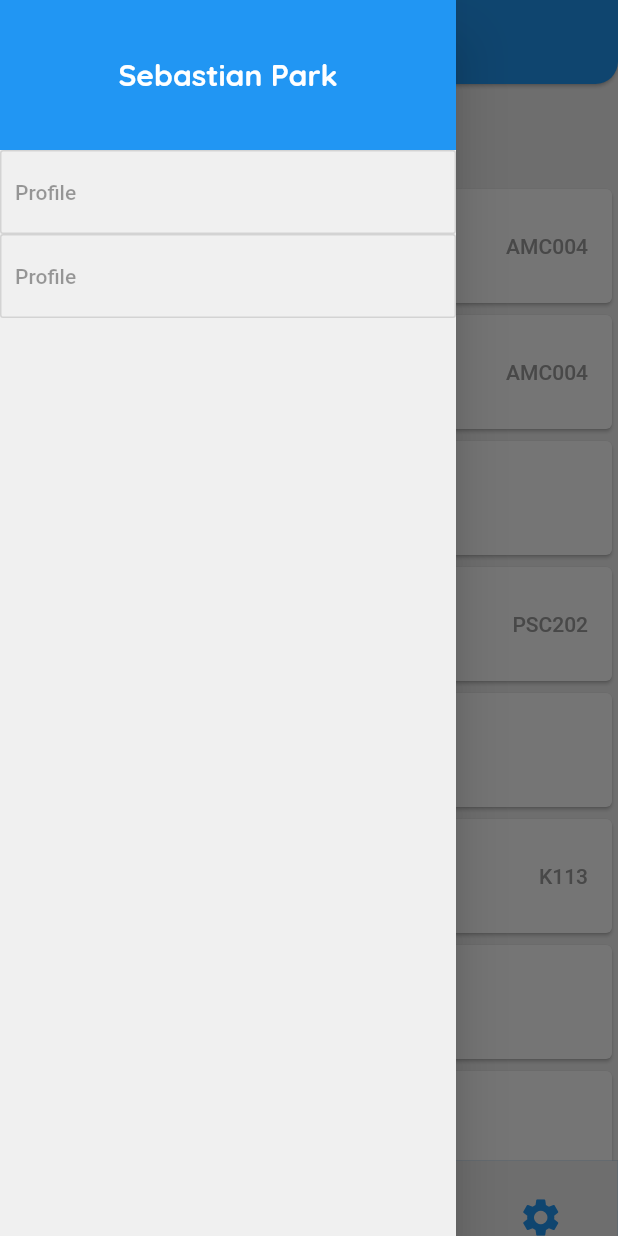
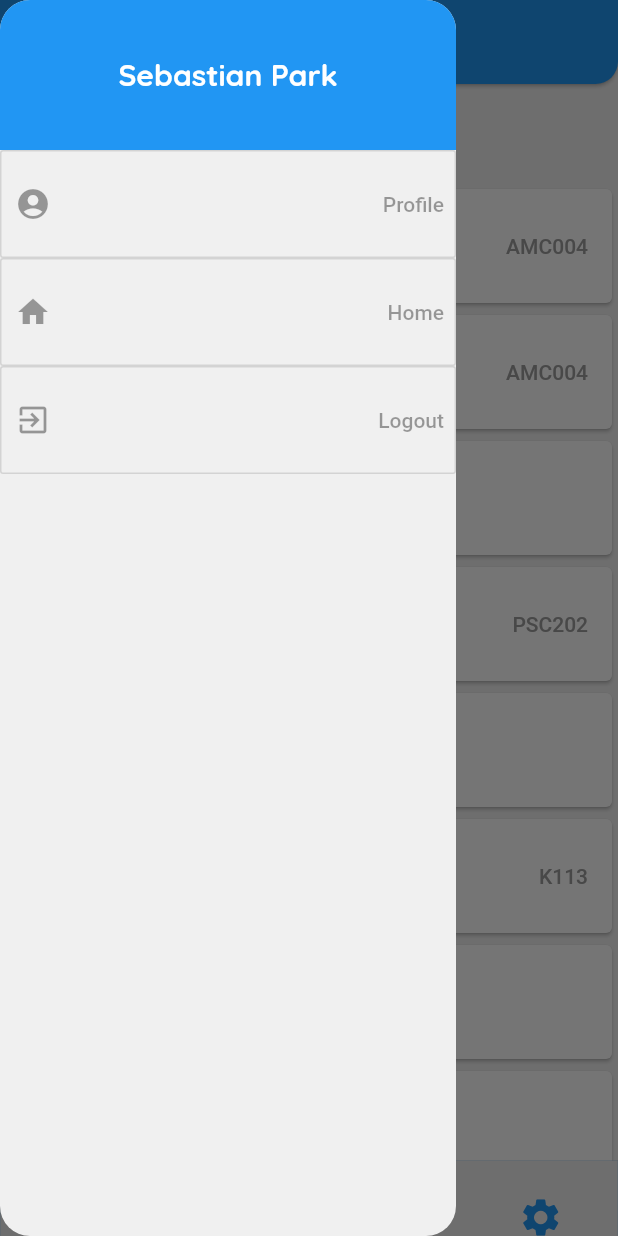
Before and after one commit to Seb-Park/My-Milton-App, a Flutter app: the screen it shows after launch, with the side drawer open, on a phone screen of 412 x 824 dp. Run offline on Flutter 3.47's test engine with Material 2 defaults, Android fonts, the phone set to English and light mode, and no system bars; drawn by our look-alikes of curved_navigation_bar; our stand-ins replace google_fonts.

Commit message:
Edit drawer.

```diff
--- a/my_milton/lib/screens/home/home.dart
+++ b/my_milton/lib/screens/home/home.dart
@@ -2,8 +2,6 @@ import 'package:flutter/material.dart';
 import 'package:google_fonts/google_fonts.dart';
 import 'package:curved_navigation_bar/curved_navigation_bar.dart';
 import 'package:my_milton/components/period.dart';
-
-//void main() => runApp(MyApp());
 
 class MyMiltonHome extends StatelessWidget {
   @override
@@ -52,19 +50,20 @@ class _MyHomePageState extends State<MyHomePage> {
                                   fontSize: 36,
                                   fontWeight: FontWeight.normal)))),
                 ),
-                period(context, "Precalculus", "Hales", "MA41-C-1", "AMC004", "8:20",
-                    "9:10"),
-                period(context, "Programming 2/3", "Hales", "MACS23", "AMC004", "9:15",
-                    "10:00"),
+                period(context, "Precalculus", "Hales", "MA41-C-1", "AMC004",
+                    "8:20", "9:10"),
+                period(context, "Programming 2/3", "Hales", "MACS23", "AMC004",
+                    "9:15", "10:00"),
                 period(context, "Recess", " ", " ", " ", "10:00", "10:15"),
-                period(context,
-                    "Biology", "Lillis", "SCHB-2", "PSC202", "10:15", "11:00"),
+                period(context, "Biology", "Lillis", "SCHB-2", "PSC202",
+                    "10:15", "11:00"),
                 period(context, " - ", "", "", "", "11:05", "11:50"),
-                period(context, "Advanced Jazz", "Sinicrope", "ADVJIH-2", "K113",
-                    "11:55", "12:40"),
+                period(context, "Advanced Jazz", "Sinicrope", "ADVJIH-2",
+                    "K113", "11:55", "12:40"),
                 period(context, " - ", "", "", "", "12:30", "1:15"),
                 period(context, " - ", "", "", "", "1:20", "2:05"),
-                period(context, "Chinese 4", "Shi", "CH4-1", "WRE310", "2:10", "2:55"),
+                period(context, "Chinese 4", "Shi", "CH4-1", "WRE310", "2:10",
+                    "2:55"),
               ],
             ),
           ),
@@ -96,7 +95,7 @@ class _MyHomePageState extends State<MyHomePage> {
                           elevation: 0.0,
                           shape: CircleBorder(),
                           child: Center(
-                              child: Text(author.substring(0,1),
+                              child: Text(author.substring(0, 1),
                                   style: GoogleFonts.quicksand(
                                       textStyle: TextStyle(
                                           color: Colors.white,
@@ -171,7 +170,9 @@ class _MyHomePageState extends State<MyHomePage> {
   @override
   Widget build(BuildContext context) {
     return Scaffold(
-      drawer: Drawer(
+      drawer: ClipRRect(
+        borderRadius: BorderRadius.all(Radius.circular(20.0)),
+        child: Drawer(
             child: Column(
           children: <Widget>[
             Container(
@@ -197,9 +198,18 @@ class _MyHomePageState extends State<MyHomePage> {
                 padding: EdgeInsets.only(top: 20, bottom: 20, left: 10),
                 child: Align(
                     alignment: Alignment.centerLeft,
+                    child: Row(
+                      mainAxisAlignment: MainAxisAlignment.spaceBetween,
+                      children: <Widget>[
+                        Icon(Icons.account_circle),
+                        Padding(
+                          padding: const EdgeInsets.all(8.0),
                           child: Text(
                             "Profile",
                             textAlign: TextAlign.left,
+                          ),
+                        ),
+                      ],
                     )),
               ),
             ),
@@ -209,14 +219,45 @@ class _MyHomePageState extends State<MyHomePage> {
                 padding: EdgeInsets.only(top: 20, bottom: 20, left: 10),
                 child: Align(
                     alignment: Alignment.centerLeft,
+                    child: Row(
+                      mainAxisAlignment: MainAxisAlignment.spaceBetween,
+                      children: <Widget>[
+                        Icon(Icons.home),
+                        Padding(
+                          padding: const EdgeInsets.all(8.0),
                           child: Text(
-                        "Profile",
+                            "Home",
                             textAlign: TextAlign.left,
+                          ),
+                        ),
+                      ],
+                    )),
+              ),
+            ),
+            SizedBox(
+              width: double.infinity,
+              child: OutlineButton(
+                padding: EdgeInsets.only(top: 20, bottom: 20, left: 10),
+                child: Align(
+                    alignment: Alignment.centerLeft,
+                    child: Row(
+                      mainAxisAlignment: MainAxisAlignment.spaceBetween,
+                      children: <Widget>[
+                        Icon(Icons.exit_to_app),
+                        Padding(
+                          padding: const EdgeInsets.all(8.0),
+                          child: Text(
+                            "Logout",
+                            textAlign: TextAlign.left,
+                          ),
+                        ),
+                      ],
                     )),
               ),
             ),
           ],
         ) // Populate the Drawer in the next step.
+            ),
       ),
       appBar: AppBar(
         shape: RoundedRectangleBorder(
```
Lines whose indentation alone changed are shown as unchanged.
